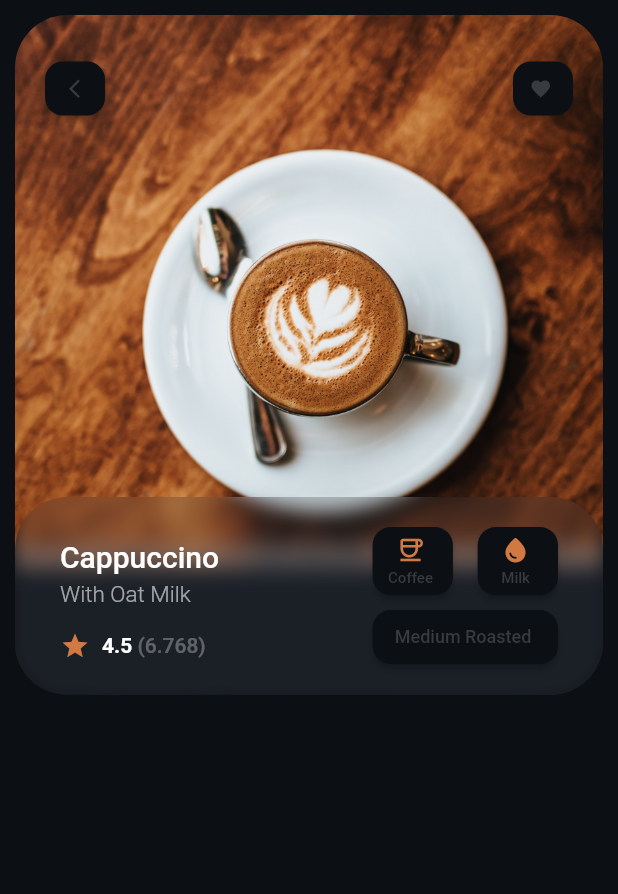
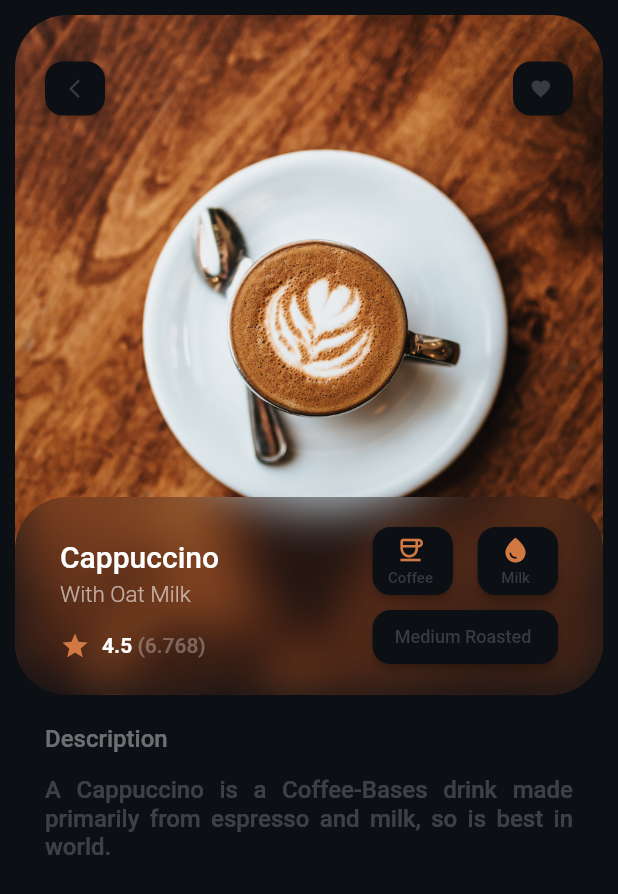
Before and after one commit to Wagner-Coche/coffee_ui_star, a Flutter app: the screen it shows after launch, on a phone screen of 412 x 824 dp. Shown: the top 894 px of the screen. Run offline on Flutter 3.47's test engine with Material 2 defaults, Android fonts, the phone set to English and light mode, and no system bars.

Commit message:
created description coffee - specified screen

```diff
--- a/lib/app/presenter/screens/specified_screen/components/body_components/blur_image_container_component.dart
+++ b/lib/app/presenter/screens/specified_screen/components/body_components/blur_image_container_component.dart
@@ -8,32 +8,13 @@ class BlurImageContainerComponent extends StatelessWidget {
 
   @override
   Widget build(BuildContext context) {
-    const double blur = 6;
+    const double blur = 15;
 
     return SizedBox(
       height: MediaQuery.of(context).size.height * .16,
       width: MediaQuery.of(context).size.width,
       child: Stack(
         children: <Widget>[
-          Container(
-            height: MediaQuery.of(context).size.height,
-            width: MediaQuery.of(context).size.width,
-            decoration: BoxDecoration(
-              borderRadius: const BorderRadius.all(Radius.circular(35)),
-              gradient: LinearGradient(
-                colors: [
-                  Colors.white.withOpacity(.01),
-                  Colors.white.withOpacity(.01),
-                  ColorUtils.colorUtils.secondColor,
-                  ColorUtils.colorUtils.secondColor,
-                  ColorUtils.colorUtils.secondColor,
-                  ColorUtils.colorUtils.secondColor,
-                ],
-                begin: Alignment.topCenter,
-                end: Alignment.bottomCenter
-              )
-            ),
-          ),
           SizedBox(
             height: MediaQuery.of(context).size.height,
             width: MediaQuery.of(context).size.width,
@@ -43,7 +24,7 @@ class BlurImageContainerComponent extends StatelessWidget {
                 filter: ImageFilter.blur(sigmaX: blur, sigmaY: blur),
                 child: Container(
                   decoration: BoxDecoration(
-                    color: ColorUtils.colorUtils.thirdColor.withOpacity(.2),
+                    color: ColorUtils.colorUtils.secondColor.withOpacity(.2),
                     borderRadius: BorderRadius.circular(35)
                   ),
                   child: SizedBox(
--- /dev/null
+++ b/lib/app/presenter/screens/specified_screen/components/body_components/description_coffee_component.dart
@@ -0,0 +1,38 @@
+import '../../../../utils/color_utils.dart';
+import 'package:flutter/material.dart';
+
+class DescriptionCoffeeComponent extends StatelessWidget {
+  const DescriptionCoffeeComponent({Key? key}) : super(key: key);
+
+  @override
+  Widget build(BuildContext context) {
+    return Container(
+      margin: const EdgeInsets.only(left: 20, top: 20),
+      child: Column(
+        crossAxisAlignment: CrossAxisAlignment.start,
+        children: <Widget>[
+          Text(
+            "Description",
+            style: TextStyle(
+              color: ColorUtils.colorUtils.whiteColor.withOpacity(.4),
+              fontSize: 16,
+              fontWeight: FontWeight.w500
+            ),
+          ),
+          Padding(
+            padding: const EdgeInsets.only(top: 15, right: 20),
+            child: Text(
+              "A Cappuccino is a Coffee-Bases drink made primarily from espresso and milk, so is best in world.",
+              textAlign: TextAlign.justify,
+              style: TextStyle(
+                color: ColorUtils.colorUtils.whiteColor.withOpacity(.2),
+                fontSize: 16,
+                fontWeight: FontWeight.w500
+              ),
+            ),
+          )
+        ],
+      ),
+    );
+  }
+}
--- a/lib/app/presenter/screens/specified_screen/division/body_division/body_division_specified_screen.dart
+++ b/lib/app/presenter/screens/specified_screen/division/body_division/body_division_specified_screen.dart
@@ -1,3 +1,4 @@
+import '../../components/body_components/description_coffee_component.dart';
 import '../../components/body_components/info_data_coffee_component.dart';
 import '../../components/body_components/blur_image_container_component.dart';
 import '../header_division/header_division_specified_screen.dart';
@@ -10,9 +11,13 @@ class BodyDivisionSpecifiedScreen extends StatelessWidget {
   @override
   Widget build(BuildContext context) {
     return SizedBox(
+      child: Column(
+        crossAxisAlignment: CrossAxisAlignment.start,
+        children: <Widget>[
+          SizedBox(
             child: Stack(
               alignment: Alignment.bottomCenter,
-        children: <Widget>[
+              children: [
                 SizedBox(
                   child: Stack(
                     alignment: Alignment.topCenter,
@@ -31,6 +36,10 @@ class BodyDivisionSpecifiedScreen extends StatelessWidget {
                     ],
                   ),
                 ),
+              ],
+            ),
+          ),
+          const DescriptionCoffeeComponent()
         ]
       ),
     );
```
Lines whose indentation alone changed are shown as unchanged.
